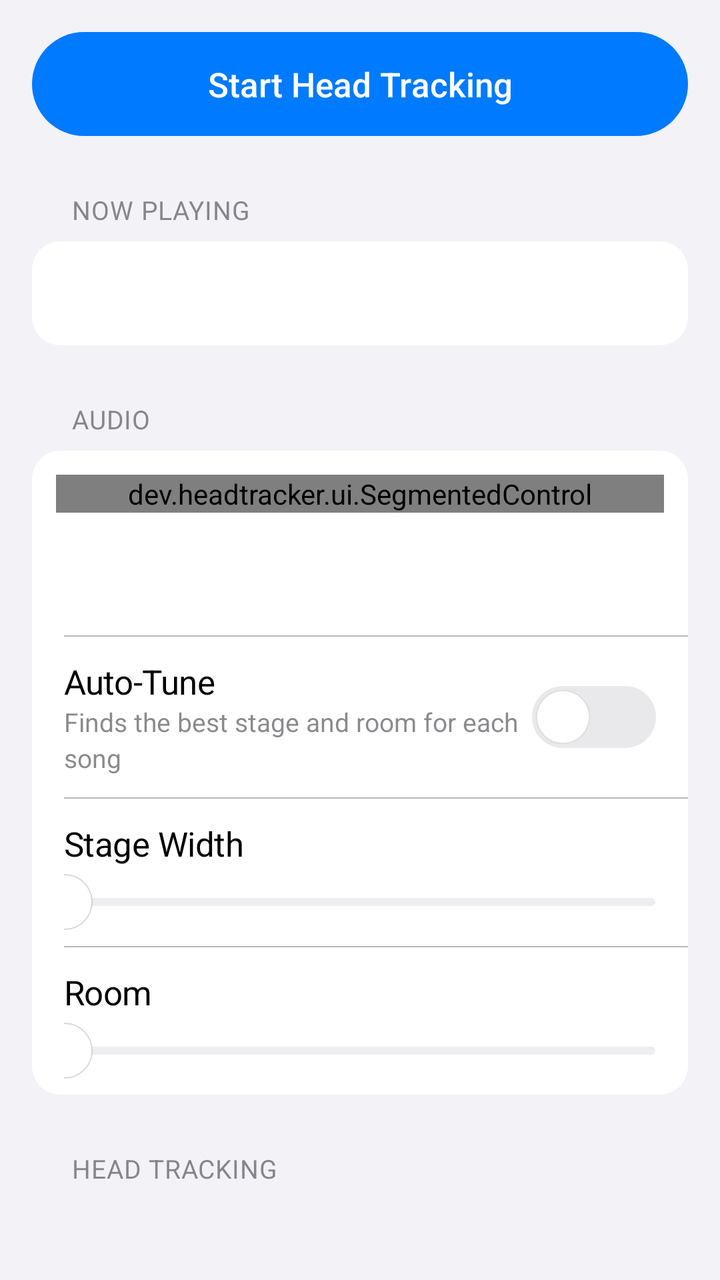
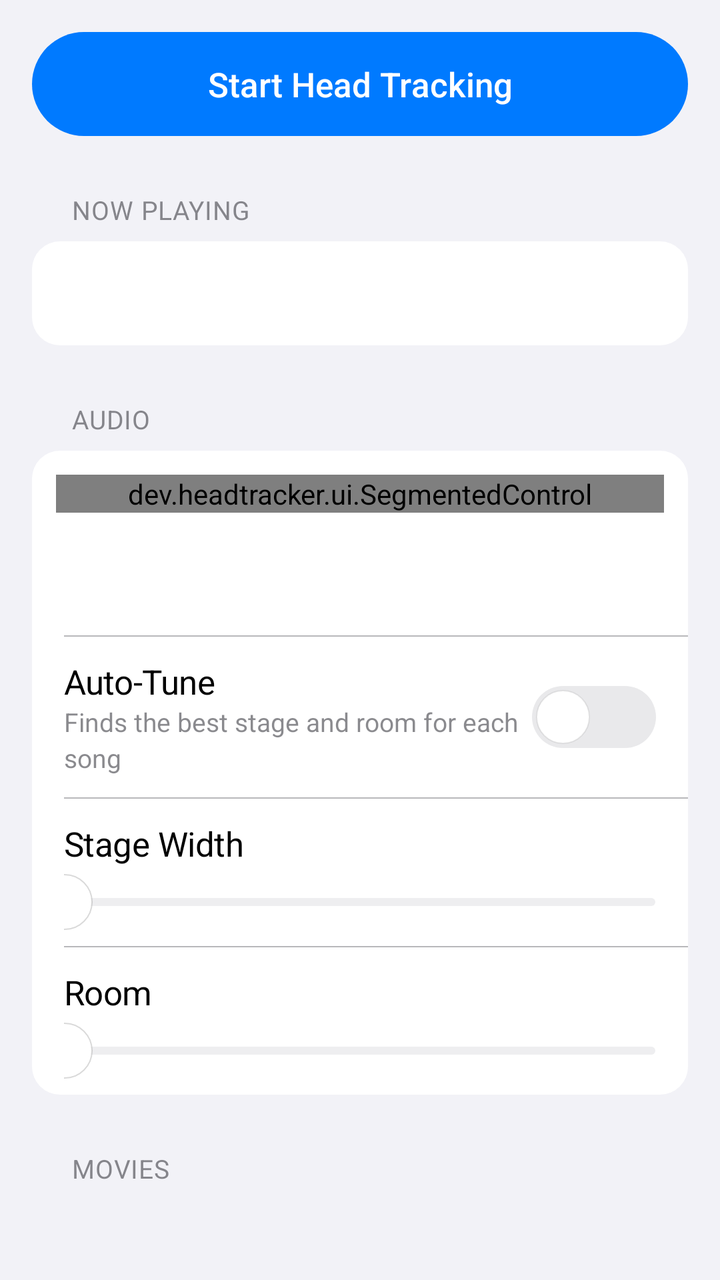

Two renders of the same Android screen: before a commit and after it. Below are the layout's source before the change and the commit's diff.
<!-- AndroidManifest.xml: application theme AppTheme -->
<!-- res/layout/controls.xml -->
<?xml version="1.0" encoding="utf-8"?>
<LinearLayout xmlns:android="http://schemas.android.com/apk/res/android"
    android:id="@+id/controls"
    android:layout_width="match_parent"
    android:layout_height="wrap_content"
    android:orientation="vertical"
    android:paddingTop="16dp"
    android:paddingBottom="40dp">

    <TextView
        android:id="@+id/toggle"
        android:layout_width="match_parent"
        android:layout_height="52dp"
        android:layout_marginStart="16dp"
        android:layout_marginEnd="16dp"
        android:background="@drawable/pill_primary"
        android:gravity="center"
        android:fontFamily="sans-serif-medium"
        android:textColor="#FFFFFF"
        android:textSize="17sp"
        android:focusable="true"
        android:clickable="true"
        android:text="@string/start" />

    <TextView
        android:id="@+id/quit"
        android:layout_width="wrap_content"
        android:layout_height="40dp"
        android:layout_gravity="center_horizontal"
        android:layout_marginTop="4dp"
        android:gravity="center"
        android:paddingStart="16dp"
        android:paddingEnd="16dp"
        android:textColor="@color/label2"
        android:textSize="15sp"
        android:focusable="true"
        android:clickable="true"
        android:visibility="gone"
        android:text="@string/quit" />

    <TextView
        android:id="@+id/enable_immersive"
        android:layout_width="match_parent"
        android:layout_height="44dp"
        android:layout_marginStart="16dp"
        android:layout_marginEnd="16dp"
        android:layout_marginTop="10dp"
        android:background="@drawable/pill_secondary"
        android:gravity="center"
        android:fontFamily="sans-serif-medium"
        android:textColor="@color/accent"
        android:textSize="15sp"
        android:focusable="true"
        android:clickable="true"
        android:visibility="gone"
        android:text="@string/enable_immersive" />

    
    <TextView style="@style/SectionHeader" android:text="@string/sec_playing" android:accessibilityHeading="true" />
    <LinearLayout style="@style/Card">
        <TextView
            android:id="@+id/render"
            style="@style/T.Body"
            android:layout_width="match_parent"
            android:layout_height="wrap_content"
            android:minHeight="52dp"
            android:gravity="center_vertical"
            android:paddingStart="16dp"
            android:paddingEnd="16dp"
            android:paddingTop="12dp"
            android:paddingBottom="12dp" />
        <LinearLayout
            android:id="@+id/apps"
            android:layout_width="match_parent"
            android:layout_height="wrap_content"
            android:orientation="vertical" />
    </LinearLayout>

    
    <TextView style="@style/SectionHeader" android:text="@string/sec_audio" android:accessibilityHeading="true" />
    <LinearLayout style="@style/Card">
        <dev.headtracker.ui.SegmentedControl
            android:id="@+id/audio_mode"
            android:layout_width="match_parent"
            android:layout_height="wrap_content"
            android:layout_marginStart="12dp"
            android:layout_marginEnd="12dp"
            android:layout_marginTop="12dp" />
        <TextView
            android:id="@+id/audio_caption"
            style="@style/T.Footnote"
            android:layout_width="match_parent"
            android:layout_height="wrap_content"
            android:paddingStart="16dp"
            android:paddingEnd="16dp"
            android:paddingTop="10dp"
            android:paddingBottom="4dp" />
        <TextView
            android:id="@+id/dolby_tip"
            style="@style/T.Footnote"
            android:layout_width="match_parent"
            android:layout_height="wrap_content"
            android:paddingStart="16dp"
            android:paddingEnd="16dp"
            android:paddingBottom="12dp"
            android:textColor="@color/accent" />
        <View style="@style/Divider" />
        <LinearLayout android:id="@+id/auto_row" style="@style/Row">
            <LinearLayout android:layout_width="0dp" android:layout_height="wrap_content" android:layout_weight="1" android:orientation="vertical">
                <TextView style="@style/T.Body" android:layout_width="wrap_content" android:layout_height="wrap_content" android:text="@string/auto_tune" />
                <TextView style="@style/T.Subhead" android:layout_width="wrap_content" android:layout_height="wrap_content" android:text="@string/auto_tune_sub" />
            </LinearLayout>
            <Switch android:id="@+id/auto_tune" style="@style/Toggle" />
        </LinearLayout>
        <View style="@style/Divider" />
        <LinearLayout android:id="@+id/width_row" style="@style/Row" android:orientation="vertical" android:paddingBottom="4dp">
            <LinearLayout android:layout_width="match_parent" android:layout_height="wrap_content" android:orientation="horizontal">
                <TextView style="@style/T.Body" android:layout_width="0dp" android:layout_weight="1" android:layout_height="wrap_content" android:text="@string/width" />
                <TextView android:id="@+id/width_value" style="@style/T.Value" android:layout_width="wrap_content" android:layout_height="wrap_content" />
            </LinearLayout>
            <SeekBar android:id="@+id/width" style="@style/Slider" android:layout_marginStart="-14dp" android:layout_marginEnd="-14dp" />
        </LinearLayout>
        <View style="@style/Divider" />
        <LinearLayout android:id="@+id/room_row" style="@style/Row" android:orientation="vertical" android:paddingBottom="4dp">
            <LinearLayout android:layout_width="match_parent" android:layout_height="wrap_content" android:orientation="horizontal">
                <TextView style="@style/T.Body" android:layout_width="0dp" android:layout_weight="1" android:layout_height="wrap_content" android:text="@string/room" />
                <TextView android:id="@+id/room_value" style="@style/T.Value" android:layout_width="wrap_content" android:layout_height="wrap_content" />
            </LinearLayout>
            <SeekBar android:id="@+id/room" style="@style/Slider" android:layout_marginStart="-14dp" android:layout_marginEnd="-14dp" />
        </LinearLayout>
    </LinearLayout>

    
    <TextView style="@style/SectionHeader" android:text="@string/sec_tracking" android:accessibilityHeading="true" />
    <LinearLayout style="@style/Card">
        <dev.headtracker.ui.SegmentedControl
            android:id="@+id/track_mode"
            android:layout_width="match_parent"
            android:layout_height="wrap_content"
            android:layout_marginStart="12dp"
            android:layout_marginEnd="12dp"
            android:layout_marginTop="12dp" />
        <TextView
            android:id="@+id/track_caption"
            style="@style/T.Footnote"
            android:layout_width="match_parent"
            android:layout_height="wrap_content"
            android:paddingStart="16dp"
            android:paddingEnd="16dp"
            android:paddingTop="10dp"
            android:paddingBottom="12dp" />
        <View style="@style/Divider" />
        <LinearLayout style="@style/Row">
            <LinearLayout android:layout_width="0dp" android:layout_height="wrap_content" android:layout_weight="1" android:orientation="vertical">
                <TextView style="@style/T.Body" android:layout_width="wrap_content" android:layout_height="wrap_content" android:text="@string/world" />
                <TextView style="@style/T.Subhead" android:layout_width="wrap_content" android:layout_height="wrap_content" android:text="@string/world_sub" />
            </LinearLayout>
            <Switch android:id="@+id/world" style="@style/Toggle" />
        </LinearLayout>
        <View style="@style/Divider" />
        <LinearLayout style="@style/Row">
            <LinearLayout android:layout_width="0dp" android:layout_height="wrap_content" android:layout_weight="1" android:orientation="vertical">
                <TextView style="@style/T.Body" android:layout_width="wrap_content" android:layout_height="wrap_content" android:text="@string/auto_recenter" />
                <TextView style="@style/T.Subhead" android:layout_width="wrap_content" android:layout_height="wrap_content" android:text="@string/auto_recenter_sub" />
            </LinearLayout>
            <Switch android:id="@+id/auto_recenter" style="@style/Toggle" />
        </LinearLayout>
    </LinearLayout>

    
    <LinearLayout
        android:id="@+id/advanced_header"
        android:layout_width="match_parent"
        android:layout_height="wrap_content"
        android:layout_marginTop="28dp"
        android:layout_marginBottom="7dp"
        android:paddingStart="36dp"
        android:paddingEnd="36dp"
        android:minHeight="32dp"
        android:gravity="center_vertical"
        android:orientation="horizontal"
        android:focusable="true"
        android:clickable="true">
        <TextView
            android:layout_width="0dp"
            android:layout_height="wrap_content"
            android:layout_weight="1"
            android:textSize="13sp"
            android:letterSpacing="0.02"
            android:textAllCaps="true"
            android:textColor="@color/label2"
            android:text="@string/sec_advanced" />
        <ImageView
            android:id="@+id/advanced_chevron"
            android:layout_width="14dp"
            android:layout_height="14dp"
            android:src="@drawable/ic_chevron"
            android:importantForAccessibility="no" />
    </LinearLayout>
    <LinearLayout android:id="@+id/advanced_card" style="@style/Card" android:visibility="gone">
        <LinearLayout style="@style/Row" android:orientation="vertical" android:paddingBottom="4dp">
            <LinearLayout android:layout_width="match_parent" android:layout_height="wrap_content" android:orientation="horizontal">
                <TextView style="@style/T.Body" android:layout_width="0dp" android:layout_weight="1" android:layout_height="wrap_content" android:text="@string/smoothness" />
                <TextView android:id="@+id/smoothness_value" style="@style/T.Value" android:layout_width="wrap_content" android:layout_height="wrap_content" />
            </LinearLayout>
            <SeekBar android:id="@+id/smoothness" style="@style/Slider" android:layout_marginStart="-14dp" android:layout_marginEnd="-14dp" />
        </LinearLayout>
        <View style="@style/Divider" />
        <LinearLayout style="@style/Row" android:orientation="vertical" android:paddingBottom="4dp">
            <LinearLayout android:layout_width="match_parent" android:layout_height="wrap_content" android:orientation="horizontal">
                <TextView style="@style/T.Body" android:layout_width="0dp" android:layout_weight="1" android:layout_height="wrap_content" android:text="@string/strength" />
                <TextView android:id="@+id/strength_value" style="@style/T.Value" android:layout_width="wrap_content" android:layout_height="wrap_content" />
            </LinearLayout>
            <SeekBar android:id="@+id/strength" style="@style/Slider" android:layout_marginStart="-14dp" android:layout_marginEnd="-14dp" />
        </LinearLayout>
        <View style="@style/Divider" />
        <LinearLayout style="@style/Row">
            <TextView style="@style/T.Body" android:layout_width="0dp" android:layout_weight="1" android:layout_height="wrap_content" android:text="@string/invert" />
            <Switch android:id="@+id/invert" style="@style/Toggle" />
        </LinearLayout>
        <View style="@style/Divider" />
        <LinearLayout style="@style/Row">
            <TextView style="@style/T.Body" android:layout_width="0dp" android:layout_weight="1" android:layout_height="wrap_content" android:text="@string/pause_screen_off" />
            <Switch android:id="@+id/pause_screen" style="@style/Toggle" />
        </LinearLayout>
        <View style="@style/Divider" />
        <LinearLayout style="@style/Row" android:orientation="vertical">
            <LinearLayout android:layout_width="match_parent" android:layout_height="wrap_content" android:gravity="center_vertical" android:orientation="horizontal">
                <TextView style="@style/T.Body" android:layout_width="0dp" android:layout_weight="1" android:layout_height="wrap_content" android:text="@string/diagnostics" />
                <TextView
                    android:id="@+id/diag_copy"
                    android:layout_width="wrap_content"
                    android:layout_height="32dp"
                    android:background="@drawable/pill_secondary"
                    android:gravity="center"
                    android:paddingStart="14dp"
                    android:paddingEnd="14dp"
                    android:fontFamily="sans-serif-medium"
                    android:textColor="@color/accent"
                    android:textSize="14sp"
                    android:focusable="true"
                    android:clickable="true"
                    android:text="@string/copy" />
            </LinearLayout>
            <TextView
                android:id="@+id/diag"
                android:layout_width="match_parent"
                android:layout_height="wrap_content"
                android:layout_marginTop="8dp"
                android:fontFamily="monospace"
                android:textSize="11sp"
                android:lineSpacingMultiplier="1.15"
                android:textColor="@color/label2"
                android:textIsSelectable="true" />
        </LinearLayout>
    </LinearLayout>

    <TextView style="@style/SectionFooter" android:layout_marginTop="24dp" android:text="@string/help" />
</LinearLayout>
<!-- resources referenced by this layout -->
<resources>
  <color name="accent">#007AFF</color>
  <color name="label2">#993C3C43</color>
  <!-- drawable pill_primary (drawable) -->
  <shape xmlns:android="http://schemas.android.com/apk/res/android">
      <solid android:color="@color/accent" />
      <corners android:radius="100dp" />
  </shape>
  <!-- drawable pill_secondary (drawable) -->
  <shape xmlns:android="http://schemas.android.com/apk/res/android">
      <solid android:color="@color/fill" />
      <corners android:radius="100dp" />
  </shape>
  <string name="auto_recenter">Auto-Recenter</string>
  <string name="auto_recenter_sub">Scene slowly follows you to a new direction</string>
  <string name="auto_tune">Auto-Tune</string>
  <string name="auto_tune_sub">Finds the best stage and room for each song</string>
  <string name="copy">Copy</string>
  <string name="diagnostics">Diagnostics</string>
  <string name="enable_immersive">Allow Audio Capture for Immersive 3D</string>
  <string name="help">When Android asks to share your screen, choose \"Entire screen\": only audio is used, and nothing is recorded or leaves your phone.\n\nHRTF data: MIT Media Lab KEMAR (Gardner &amp; Martin). Head model: \"Lee Perry-Smith\" scan by Infinite Realities, CC BY 3.0.</string>
  <string name="invert">Invert Direction</string>
  <string name="pause_screen_off">Pause Camera When Screen Is Off</string>
  <string name="quit">Turn Off</string>
  <string name="room">Room</string>
  <string name="sec_advanced">Advanced</string>
  <string name="sec_audio">Audio</string>
  <string name="sec_playing">Now Playing</string>
  <string name="sec_tracking">Head Tracking</string>
  <string name="smoothness">Smoothness</string>
  <string name="start">Start Head Tracking</string>
  <string name="strength">Standard Mode Intensity</string>
  <string name="width">Stage Width</string>
  <string name="world">Lock to Room</string>
  <string name="world_sub">Sound stays put even when the phone moves</string>
  <style name="Divider">
          <item name="android:layout_width">match_parent</item>
          <item name="android:layout_height">0.5dp</item>
          <item name="android:layout_marginStart">16dp</item>
          <item name="android:background">@color/separator</item>
      </style>
  <style name="T.Body">
          <item name="android:textSize">17sp</item>
          <item name="android:letterSpacing">-0.01</item>
          <item name="android:textColor">@color/label</item>
      </style>
  <style name="T.Footnote">
          <item name="android:textSize">13sp</item>
          <item name="android:lineSpacingMultiplier">1.2</item>
          <item name="android:textColor">@color/label2</item>
      </style>
  <style name="T.Subhead">
          <item name="android:textSize">13sp</item>
          <item name="android:lineSpacingMultiplier">1.15</item>
          <item name="android:textColor">@color/label2</item>
      </style>
  <style name="T.Value">
          <item name="android:textSize">15sp</item>
          <item name="android:textColor">@color/label2</item>
          <item name="android:fontFeatureSettings">tnum</item>
      </style>
  <color name="label3">#4D3C3C43</color>
  <color name="fill">#1F767680</color>
  <!-- drawable card (drawable) -->
  <shape xmlns:android="http://schemas.android.com/apk/res/android">
      <solid android:color="@color/card" />
      <corners android:radius="14dp" />
  </shape>
  <color name="separator">#5C3C3C43</color>
  <!-- drawable slider_thumb (drawable) -->
  <shape xmlns:android="http://schemas.android.com/apk/res/android" android:shape="oval">
      <solid android:color="#FFFFFF" />
      <stroke android:width="0.5dp" android:color="#26000000" />
      <size android:width="28dp" android:height="28dp" />
  </shape>
  <color name="label">#000000</color>
  <color name="bg">#F2F2F7</color>
  <color name="card">#FFFFFF</color>
  <color name="thumb_stroke">#14000000</color>
  <color name="green">#34C759</color>
  <color name="switch_off">#E9E9EB</color>
  <!-- unchanged entries left out for length: 11 -->
</resources>

<!-- the commit's change to res/layout/controls.xml (unified diff, before → after) -->
@@ -128,6 +128,27 @@
             </LinearLayout>
             <SeekBar android:id="@+id/room" style="@style/Slider" android:layout_marginStart="-14dp" android:layout_marginEnd="-14dp" />
         </LinearLayout>
+    </LinearLayout>
+
+    
+    <TextView style="@style/SectionHeader" android:text="@string/sec_movies" android:accessibilityHeading="true" />
+    <LinearLayout style="@style/Card">
+        <dev.headtracker.ui.SegmentedControl
+            android:id="@+id/movie_mode"
+            android:layout_width="match_parent"
+            android:layout_height="wrap_content"
+            android:layout_marginStart="12dp"
+            android:layout_marginEnd="12dp"
+            android:layout_marginTop="12dp" />
+        <TextView
+            android:id="@+id/movie_caption"
+            style="@style/T.Footnote"
+            android:layout_width="match_parent"
+            android:layout_height="wrap_content"
+            android:paddingStart="16dp"
+            android:paddingEnd="16dp"
+            android:paddingTop="10dp"
+            android:paddingBottom="12dp" />
     </LinearLayout>
 
     
<!-- resource entries referenced after the edit -->
@@ -26,6 +26,7 @@
   <string name="room">Room</string>
   <string name="sec_advanced">Advanced</string>
   <string name="sec_audio">Audio</string>
+  <string name="sec_movies">Movies</string>
   <string name="sec_playing">Now Playing</string>
   <string name="sec_tracking">Head Tracking</string>
   <string name="smoothness">Smoothness</string>
